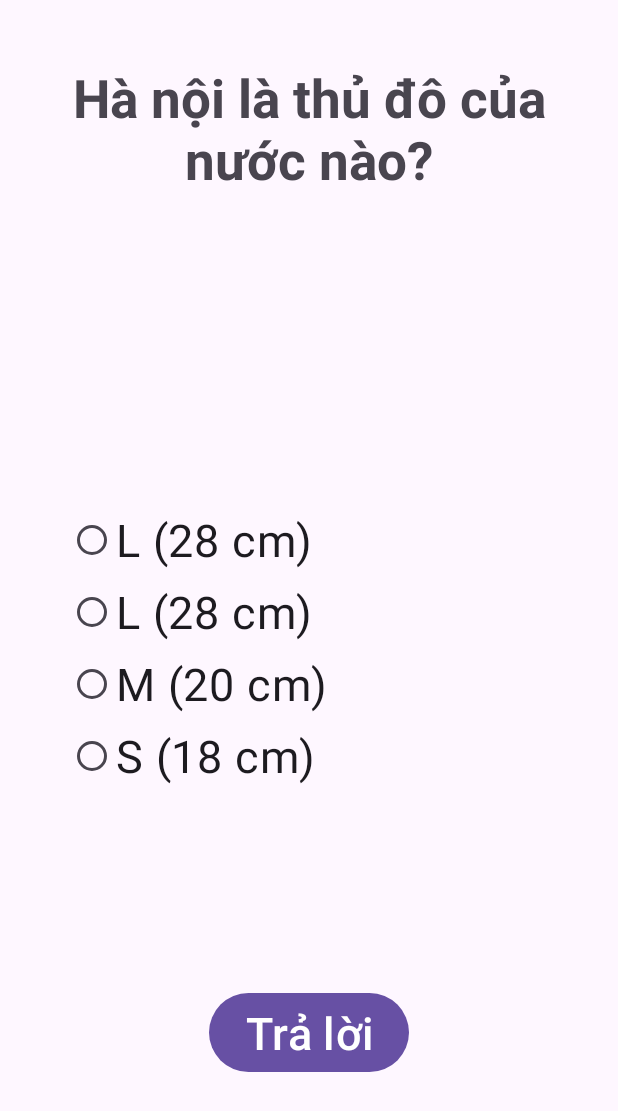
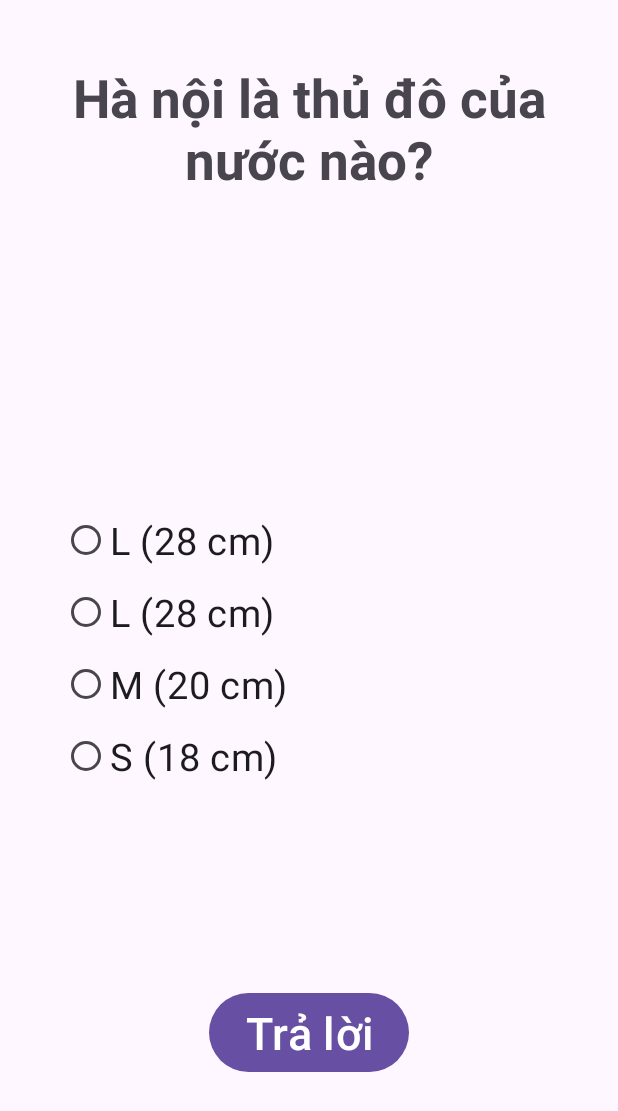
Before and after one commit to Huynhcodedao/Project-Android, an Android app: the MainActivity3 screen opened directly, with no data from a screen before it, on a phone screen of 412 x 824 dp. Shown: the top 1111 px of the screen. Run offline under Robolectric (Android 15) with nearby library versions, the phone set to English and light mode, and no system bars; 8 statements that could not run were skipped.

Commit message:
my changes

```diff
--- a/app/src/main/java/com/example/project/AdapterField.java
+++ b/app/src/main/java/com/example/project/AdapterField.java
@@ -46,7 +46,7 @@ public class AdapterField extends BaseAdapter {
         Field product = listField.get(i);
         //Ten linh vuc
         ((TextView) viewItem.findViewById(R.id.field_name)).setText(product.topic);
-      //Anh cua linh vuc
+        //Anh cua linh vuc
         ((ImageView) viewItem.findViewById(R.id.field_image)).setImageResource(product.image);
         //Noi dung chi tiet tung linh vuc
         ((TextView) viewItem.findViewById(R.id.detail)).setText(String.format("Mô tả: %s", product.field_detail));
--- a/app/src/main/java/com/example/project/Field.java
+++ b/app/src/main/java/com/example/project/Field.java
@@ -10,7 +10,6 @@ public class Field {
     public Field(String topic, int ID,int image, String field_detail) {
         this.ID = ID;
         this.topic = topic;
-
         this.field_detail = field_detail;
         this.image = image;
     }
--- a/app/src/main/java/com/example/project/ManagerPoint.java
+++ b/app/src/main/java/com/example/project/ManagerPoint.java
@@ -10,7 +10,6 @@ public class ManagerPoint {
     public static void capNhatDiemSo(Context context, int diemSoCuaLanChoi) {
         int diemSoHienTai = getDiemSo(context);
         diemSoHienTai += diemSoCuaLanChoi;
-
         SharedPreferences.Editor editor = context.getSharedPreferences("MyPoint", Context.MODE_PRIVATE).edit();
         editor.putInt("diemSo", diemSoHienTai);
         editor.apply();
--- a/app/src/main/res/layout/activity_main3.xml
+++ b/app/src/main/res/layout/activity_main3.xml
@@ -12,7 +12,7 @@
         android:layout_width="0dp"
         android:layout_height="wrap_content"
         android:layout_marginTop="16dp"
-        android:layout_marginBottom="100dp"
+        android:layout_marginBottom="80dp"
         android:gravity="center"
         android:text="Hà nội là thủ đô của nước nào?"
         android:textSize="35dp"
@@ -28,8 +28,8 @@
         android:id="@+id/radio_group"
         android:layout_width="329dp"
         android:layout_height="wrap_content"
-        android:layout_marginStart="24dp"
-        android:layout_marginEnd="16dp"
+        android:layout_marginStart="32dp"
+        android:layout_marginEnd="32dp"
         android:layout_marginBottom="130dp"
         android:orientation="vertical"
         app:layout_constraintBottom_toTopOf="@+id/btnTraloi"
@@ -42,7 +42,7 @@
             android:layout_height="wrap_content"
             android:checked="false"
             android:text="L (28 cm)"
-            android:textSize="30dp" />
+            android:textSize="25dp" />
 
         <RadioButton
             android:id="@+id/rtn2"
@@ -50,7 +50,7 @@
             android:layout_height="wrap_content"
             android:checked="false"
             android:text="L (28 cm)"
-            android:textSize="30dp" />
+            android:textSize="25dp" />
 
         <RadioButton
             android:id="@+id/rtn3"
@@ -58,7 +58,7 @@
             android:layout_height="wrap_content"
             android:checked="false"
             android:text="M (20 cm)"
-            android:textSize="30dp" />
+            android:textSize="25dp" />
 
         <RadioButton
             android:id="@+id/rtn4"
@@ -66,7 +66,7 @@
             android:layout_height="wrap_content"
             android:checked="false"
             android:text="S (18 cm)"
-            android:textSize="30dp" />
+            android:textSize="25dp" />
     </RadioGroup>
 
     <Button
```
Also changed, not shown: app/src/main/java/com/example/project/MainActivity.java (+9 -4 lines).
